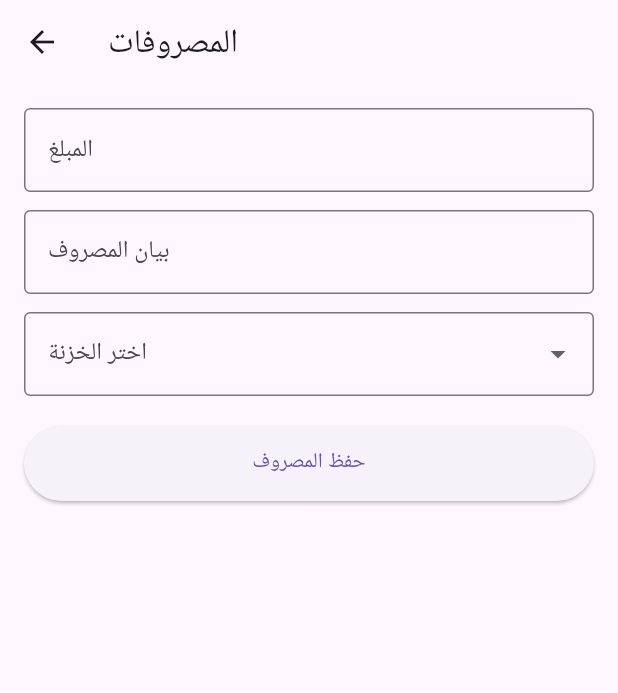
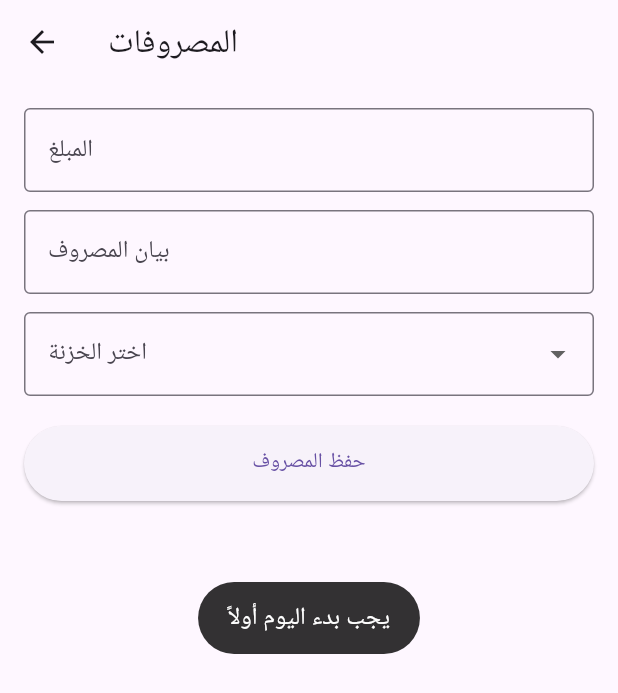
Before and after one commit to mohamedanwercivil-glitch/aimex01, a Flutter app: the ExpensesScreen screen opened directly, after a tap on "حفظ المصروف", on a phone screen of 412 x 824 dp. Shown: the top 693 px of the screen. Run offline on Flutter 3.47's test engine with Material 3 defaults, Android fonts, the phone set to English and light mode, and no system bars; our stand-ins replace flutter_local_notifications, fluttertoast, hive, hive_flutter, permission_handler, share_plus and 1 more; missing offline and left inert: excel, workmanager; accounts and stored records are empty.

Commit message:
Describe what was completed

```diff
--- a/lib/screens/expenses_screen.dart
+++ b/lib/screens/expenses_screen.dart
@@ -1,3 +1,5 @@
+import 'package:aimex/services/toast_service.dart';
+import 'package:aimex/widgets/selectable_text_field.dart';
 import 'package:flutter/material.dart';
 import '../services/finance_service.dart';
 import '../state/day_state.dart';
@@ -20,7 +22,10 @@ class _ExpensesScreenState
   String? selectedWallet;
 
   void _saveExpense() {
-    if (!DayState.instance.dayStarted) return;
+    if (!DayState.instance.dayStarted) {
+      ToastService.show('يجب بدء اليوم أولاً');
+      return;
+    }
 
     final amount =
         double.tryParse(amountController.text) ?? 0;
@@ -28,10 +33,7 @@ class _ExpensesScreenState
     descriptionController.text.trim();
 
     if (amount <= 0 || description.isEmpty) {
-      ScaffoldMessenger.of(context).showSnackBar(
-        const SnackBar(
-            content: Text('ادخل مبلغ وبيان صحيح')),
-      );
+      ToastService.show('ادخل مبلغ وبيان صحيح');
       return;
     }
 
@@ -42,9 +44,7 @@ class _ExpensesScreenState
     );
 
     if (!result.success) {
-      ScaffoldMessenger.of(context)
-          .showSnackBar(
-          SnackBar(content: Text(result.message)));
+      ToastService.show(result.message);
       return;
     }
 
@@ -62,10 +62,7 @@ class _ExpensesScreenState
     amountController.clear();
     descriptionController.clear();
 
-    ScaffoldMessenger.of(context).showSnackBar(
-      const SnackBar(
-          content: Text('تم تسجيل المصروف')),
-    );
+    ToastService.show('تم تسجيل المصروف');
   }
 
   @override
@@ -79,26 +76,16 @@ class _ExpensesScreenState
         padding: const EdgeInsets.all(16),
         child: Column(
           children: [
-            TextField(
+            SelectableTextField(
               controller: amountController,
               keyboardType:
               TextInputType.number,
-              decoration:
-              const InputDecoration(
-                labelText: 'المبلغ',
-                border:
-                OutlineInputBorder(),
-              ),
+              labelText: 'المبلغ',
             ),
             const SizedBox(height: 12),
-            TextField(
+            SelectableTextField(
               controller: descriptionController,
-              decoration:
-              const InputDecoration(
-                labelText: 'بيان المصروف',
-                border:
-                OutlineInputBorder(),
-              ),
+              labelText: 'بيان المصروف',
             ),
             const SizedBox(height: 12),
             DropdownButtonFormField<String>(
--- /dev/null
+++ b/lib/services/toast_service.dart
@@ -0,0 +1,15 @@
+import 'package:flutter/material.dart';
+import 'package:fluttertoast/fluttertoast.dart';
+
+class ToastService {
+  static void show(String message) {
+    Fluttertoast.showToast(
+      msg: message,
+      toastLength: Toast.LENGTH_SHORT,
+      gravity: ToastGravity.CENTER,
+      backgroundColor: Colors.black.withOpacity(0.8),
+      textColor: Colors.white,
+      fontSize: 16.0,
+    );
+  }
+}
--- a/lib/widgets/selectable_text_field.dart
+++ b/lib/widgets/selectable_text_field.dart
@@ -6,6 +6,7 @@ class SelectableTextField extends StatefulWidget {
   final TextInputType? keyboardType;
   final bool enabled;
   final ValueChanged<String>? onChanged;
+  final FocusNode? focusNode;
 
   const SelectableTextField({
     super.key,
@@ -14,6 +15,7 @@ class SelectableTextField extends StatefulWidget {
     this.keyboardType,
     this.enabled = true,
     this.onChanged,
+    this.focusNode,
   });
 
   @override
@@ -21,29 +23,35 @@ class SelectableTextField extends StatefulWidget {
 }
 
 class _SelectableTextFieldState extends State<SelectableTextField> {
-  final FocusNode _focusNode = FocusNode();
+  late FocusNode _focusNode;
+  bool _isDisposing = false;
 
   @override
   void initState() {
     super.initState();
+    _focusNode = widget.focusNode ?? FocusNode();
     _focusNode.addListener(_onFocusChange);
   }
 
   @override
   void dispose() {
+    _isDisposing = true;
     _focusNode.removeListener(_onFocusChange);
-    _focusNode.dispose();
+    if (widget.focusNode == null) {
+      _focusNode.dispose();
+    }
     super.dispose();
   }
 
   void _onFocusChange() {
-    if (_focusNode.hasFocus && widget.controller.text.isNotEmpty) {
-      // Use a post-frame callback to ensure the field is rendered before selection
+    if (_focusNode.hasFocus) {
       WidgetsBinding.instance.addPostFrameCallback((_) {
-        widget.controller.selection = TextSelection(
-          baseOffset: 0,
-          extentOffset: widget.controller.text.length,
-        );
+        if (!_isDisposing && mounted && _focusNode.hasFocus) {
+          widget.controller.selection = TextSelection(
+            baseOffset: 0,
+            extentOffset: widget.controller.text.length,
+          );
+        }
       });
     }
   }
--- a/pubspec.yaml
+++ b/pubspec.yaml
@@ -35,9 +35,13 @@ dependencies:
   intl: ^0.19.0
 
   # Notifications
+  fluttertoast: ^8.2.4
   flutter_local_notifications: ^20.1.0
   workmanager: ^0.9.0
   shared_preferences: ^2.2.2
+
+  # Permissions
+  permission_handler: ^11.0.1
 
 dev_dependencies:
   flutter_test:
```
Also changed, not shown: lib/screens/day/start_day_screen.dart (added, +107 -0 lines), lib/screens/purchase_screen.dart (+16 -22 lines), lib/screens/sales/new_sale_screen.dart (+24 -39 lines), lib/screens/transfer_screen.dart (+6 -15 lines), lib/services/export_excel_service.dart (+14 -49 lines), pubspec.lock, 2 other files.
